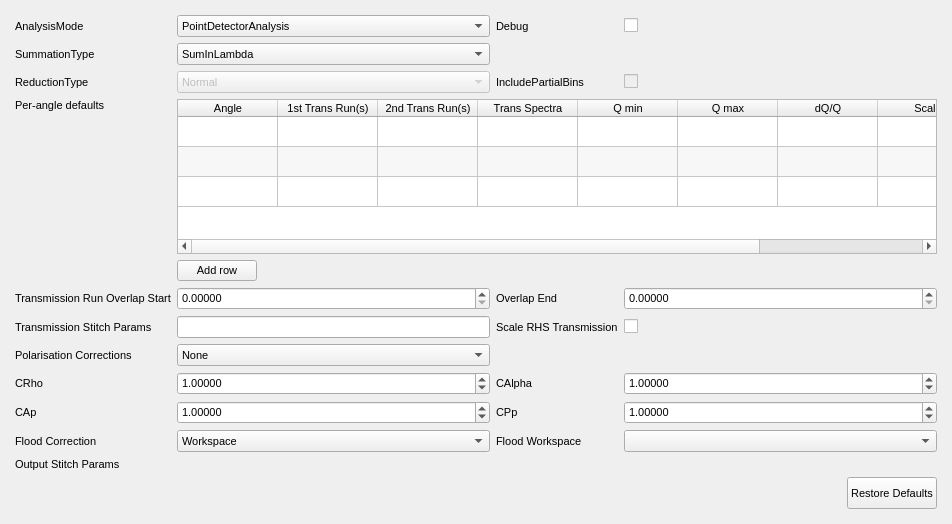
Before: the Qt Designer form qt/scientific_interfaces/ISISReflectometry/GUI/Experiment/ExperimentWidget.ui in mantidproject/mantid, drawn with Qt 5.
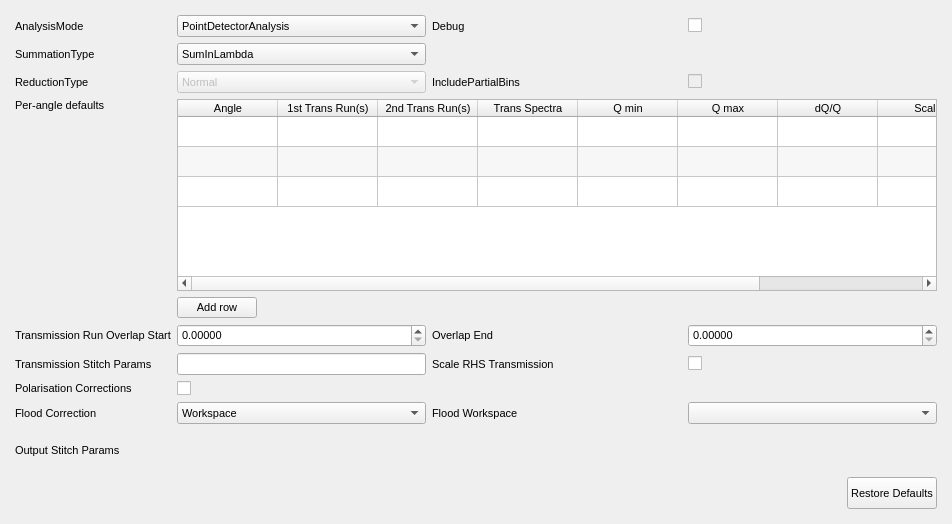
After: the same form once the commit is applied. Custom widgets are drawn as their Qt base class.

Diff of the .ui file:
```diff
--- a/qt/scientific_interfaces/ISISReflectometry/GUI/Experiment/ExperimentWidget.ui
+++ b/qt/scientific_interfaces/ISISReflectometry/GUI/Experiment/ExperimentWidget.ui
@@ -40,7 +40,7 @@
     <number>5</number>
    </property>
    <item>
-    <layout class="QGridLayout" name="expSettingsGrid" rowstretch="0,0,0,0,0,0,0,0,0,0,0,0,0,0,0,0,0" columnstretch="0,1,0,1,0">
+    <layout class="QGridLayout" name="expSettingsGrid" rowstretch="0,0,0,0,0,0,0,0,0,0,0,0,0,0,0" columnstretch="0,0,0,0">
      <property name="leftMargin">
       <number>10</number>
      </property>
@@ -53,56 +53,8 @@
      <property name="bottomMargin">
       <number>10</number>
      </property>
-     <item row="10" column="0">
-      <widget class="QLabel" name="polCorrLabel">
-       <property name="minimumSize">
-        <size>
-         <width>117</width>
-         <height>0</height>
-        </size>
-       </property>
-       <property name="text">
-        <string>Polarisation Corrections</string>
-       </property>
-      </widget>
-     </item>
-     <item row="8" column="0">
-      <widget class="QLabel" name="startOverlapLabel">
-       <property name="minimumSize">
-        <size>
-         <width>117</width>
-         <height>0</height>
-        </size>
-       </property>
-       <property name="text">
-        <string>Transmission Run Overlap Start</string>
-       </property>
-      </widget>
-     </item>
-     <item row="13" column="2">
-      <widget class="QLabel" name="floodWorkspaceWsSelectorLabel">
-       <property name="sizePolicy">
-        <sizepolicy hsizetype="MinimumExpanding" vsizetype="Preferred">
-         <horstretch>0</horstretch>
-         <verstretch>0</verstretch>
-        </sizepolicy>
-       </property>
-       <property name="minimumSize">
-        <size>
-         <width>117</width>
-         <height>0</height>
-        </size>
-       </property>
-       <property name="text">
-        <string>Flood Workspace</string>
-       </property>
-      </widget>
-     </item>
-     <item row="3" column="3">
-      <widget class="QCheckBox" name="includePartialBinsCheckBox">
-       <property name="enabled">
-        <bool>false</bool>
-       </property>
+     <item row="9" column="3">
+      <widget class="QCheckBox" name="transScaleRHSCheckBox">
        <property name="minimumSize">
         <size>
          <width>50</width>
@@ -114,49 +66,8 @@
        </property>
       </widget>
      </item>
-     <item row="9" column="2">
-      <widget class="QLabel" name="transmissionScaleRHSLabel">
-       <property name="minimumSize">
-        <size>
-         <width>117</width>
-         <height>0</height>
-        </size>
-       </property>
-       <property name="text">
-        <string>Scale RHS Transmission</string>
-       </property>
-      </widget>
-     </item>
-     <item row="3" column="1">
-      <widget class="QComboBox" name="reductionTypeComboBox">
-       <property name="enabled">
-        <bool>false</bool>
-       </property>
-       <property name="sizePolicy">
-        <sizepolicy hsizetype="Minimum" vsizetype="Fixed">
-         <horstretch>0</horstretch>
-         <verstretch>0</verstretch>
-        </sizepolicy>
-       </property>
-       <item>
-        <property name="text">
-         <string>Normal</string>
-        </property>
-       </item>
-       <item>
-        <property name="text">
-         <string>DivergentBeam</string>
-        </property>
-       </item>
-       <item>
-        <property name="text">
-         <string>NonFlatSample</string>
-        </property>
-       </item>
-      </widget>
-     </item>
      <item row="13" column="0">
-      <widget class="QLabel" name="floodCorLabel">
+      <widget class="QLabel" name="stitchLabel">
        <property name="minimumSize">
         <size>
          <width>117</width>
@@ -164,20 +75,69 @@
         </size>
        </property>
        <property name="text">
-        <string>Flood Correction</string>
+        <string>Output Stitch Params</string>
        </property>
       </widget>
      </item>
-     <item row="8" column="3">
-      <widget class="QDoubleSpinBox" name="endOverlapEdit">
+     <item row="1" column="2">
+      <widget class="QLabel" name="debugLabel">
        <property name="minimumSize">
         <size>
-         <width>50</width>
+         <width>117</width>
          <height>0</height>
         </size>
        </property>
-       <property name="decimals">
-        <number>5</number>
+       <property name="text">
+        <string>Debug</string>
+       </property>
+      </widget>
+     </item>
+     <item row="2" column="0">
+      <widget class="QLabel" name="summationTypeLabel">
+       <property name="minimumSize">
+        <size>
+         <width>117</width>
+         <height>0</height>
+        </size>
+       </property>
+       <property name="text">
+        <string>SummationType</string>
+       </property>
+      </widget>
+     </item>
+     <item row="14" column="3">
+      <widget class="QPushButton" name="getExpDefaultsButton">
+       <property name="sizePolicy">
+        <sizepolicy hsizetype="Fixed" vsizetype="Fixed">
+         <horstretch>0</horstretch>
+         <verstretch>0</verstretch>
+        </sizepolicy>
+       </property>
+       <property name="minimumSize">
+        <size>
+         <width>71</width>
+         <height>32</height>
+        </size>
+       </property>
+       <property name="layoutDirection">
+        <enum>Qt::RightToLeft</enum>
+       </property>
+       <property name="text">
+        <string>Restore Defaults</string>
+       </property>
+       <property name="fixedWidth" stdset="0">
+        <number>70</number>
+       </property>
+       <property name="fixedHeight" stdset="0">
+        <number>100</number>
+       </property>
+       <layout class="QHBoxLayout" name="getExpDefaultsButtonLayout"/>
+      </widget>
+     </item>
+     <item row="10" column="1">
+      <widget class="QCheckBox" name="polCorrCheckBox">
+       <property name="text">
+        <string/>
        </property>
       </widget>
      </item>
@@ -191,6 +151,35 @@
        </property>
       </widget>
      </item>
+     <item row="11" column="3">
+      <widget class="MantidQt::MantidWidgets::WorkspaceSelector" name="floodWorkspaceWsSelector">
+       <property name="sizePolicy">
+        <sizepolicy hsizetype="MinimumExpanding" vsizetype="Fixed">
+         <horstretch>0</horstretch>
+         <verstretch>0</verstretch>
+        </sizepolicy>
+       </property>
+       <property name="minimumSize">
+        <size>
+         <width>50</width>
+         <height>0</height>
+        </size>
+       </property>
+      </widget>
+     </item>
+     <item row="11" column="0">
+      <widget class="QLabel" name="floodCorLabel">
+       <property name="minimumSize">
+        <size>
+         <width>117</width>
+         <height>0</height>
+        </size>
+       </property>
+       <property name="text">
+        <string>Flood Correction</string>
+       </property>
+      </widget>
+     </item>
      <item row="1" column="1">
       <widget class="QComboBox" name="analysisModeComboBox">
        <property name="sizePolicy">
@@ -211,6 +200,51 @@
        </item>
       </widget>
      </item>
+     <item row="8" column="3">
+      <widget class="QDoubleSpinBox" name="endOverlapEdit">
+       <property name="minimumSize">
+        <size>
+         <width>50</width>
+         <height>0</height>
+        </size>
+       </property>
+       <property name="decimals">
+        <number>5</number>
+       </property>
+      </widget>
+     </item>
+     <item row="8" column="0">
+      <widget class="QLabel" name="startOverlapLabel">
+       <property name="minimumSize">
+        <size>
+         <width>117</width>
+         <height>0</height>
+        </size>
+       </property>
+       <property name="text">
+        <string>Transmission Run Overlap Start</string>
+       </property>
+      </widget>
+     </item>
+     <item row="11" column="2">
+      <widget class="QLabel" name="floodWorkspaceWsSelectorLabel">
+       <property name="sizePolicy">
+        <sizepolicy hsizetype="MinimumExpanding" vsizetype="Preferred">
+         <horstretch>0</horstretch>
+         <verstretch>0</verstretch>
+        </sizepolicy>
+       </property>
+       <property name="minimumSize">
+        <size>
+         <width>117</width>
+         <height>0</height>
+        </size>
+       </property>
+       <property name="text">
+        <string>Flood Workspace</string>
+       </property>
+      </widget>
+     </item>
      <item row="7" column="1">
       <widget class="QPushButton" name="addPerAngleOptionsButton">
        <property name="sizePolicy">
@@ -230,20 +264,182 @@
        </property>
       </widget>
      </item>
-     <item row="13" column="3">
-      <widget class="MantidQt::MantidWidgets::WorkspaceSelector" name="floodWorkspaceWsSelector">
+     <item row="10" column="0">
+      <widget class="QLabel" name="polCorrLabel">
+       <property name="minimumSize">
+        <size>
+         <width>117</width>
+         <height>0</height>
+        </size>
+       </property>
+       <property name="text">
+        <string>Polarisation Corrections</string>
+       </property>
+      </widget>
+     </item>
+     <item row="3" column="1">
+      <widget class="QComboBox" name="reductionTypeComboBox">
+       <property name="enabled">
+        <bool>false</bool>
+       </property>
+       <property name="sizePolicy">
+        <sizepolicy hsizetype="Minimum" vsizetype="Fixed">
+         <horstretch>0</horstretch>
+         <verstretch>0</verstretch>
+        </sizepolicy>
+       </property>
+       <item>
+        <property name="text">
+         <string>Normal</string>
+        </property>
+       </item>
+       <item>
+        <property name="text">
+         <string>DivergentBeam</string>
+        </property>
+       </item>
+       <item>
+        <property name="text">
+         <string>NonFlatSample</string>
+        </property>
+       </item>
+      </widget>
+     </item>
+     <item row="3" column="3">
+      <widget class="QCheckBox" name="includePartialBinsCheckBox">
+       <property name="enabled">
+        <bool>false</bool>
+       </property>
+       <property name="minimumSize">
+        <size>
+         <width>50</width>
+         <height>0</height>
+        </size>
+       </property>
+       <property name="text">
+        <string/>
+       </property>
+      </widget>
+     </item>
+     <item row="1" column="0">
+      <widget class="QLabel" name="analysisModeLabel">
+       <property name="minimumSize">
+        <size>
+         <width>117</width>
+         <height>0</height>
+        </size>
+       </property>
+       <property name="text">
+        <string>AnalysisMode</string>
+       </property>
+      </widget>
+     </item>
+     <item row="2" column="1">
+      <widget class="QComboBox" name="summationTypeComboBox">
+       <property name="sizePolicy">
+        <sizepolicy hsizetype="Minimum" vsizetype="Fixed">
+         <horstretch>0</horstretch>
+         <verstretch>0</verstretch>
+        </sizepolicy>
+       </property>
+       <item>
+        <property name="text">
+         <string>SumInLambda</string>
+        </property>
+       </item>
+       <item>
+        <property name="text">
+         <string>SumInQ</string>
+        </property>
+       </item>
+      </widget>
+     </item>
+     <item row="8" column="2">
+      <widget class="QLabel" name="endOverlapLabel">
+       <property name="minimumSize">
+        <size>
+         <width>117</width>
+         <height>0</height>
+        </size>
+       </property>
+       <property name="text">
+        <string>Overlap End</string>
+       </property>
+      </widget>
+     </item>
+     <item row="9" column="0">
+      <widget class="QLabel" name="transmissionStitchParamsLabel">
+       <property name="minimumSize">
+        <size>
+         <width>117</width>
+         <height>0</height>
+        </size>
+       </property>
+       <property name="text">
+        <string>Transmission Stitch Params</string>
+       </property>
+      </widget>
+     </item>
+     <item row="4" column="0">
+      <widget class="QLabel" name="perAngleTableLabel">
+       <property name="minimumSize">
+        <size>
+         <width>117</width>
+         <height>0</height>
+        </size>
+       </property>
+       <property name="text">
+        <string>Per-angle defaults</string>
+       </property>
+       <property name="alignment">
+        <set>Qt::AlignLeading|Qt::AlignLeft|Qt::AlignTop</set>
+       </property>
+      </widget>
+     </item>
+     <item row="11" column="1">
+      <widget class="QComboBox" name="floodCorComboBox">
        <property name="sizePolicy">
         <sizepolicy hsizetype="MinimumExpanding" vsizetype="Fixed">
          <horstretch>0</horstretch>
          <verstretch>0</verstretch>
         </sizepolicy>
        </property>
+       <item>
+        <property name="text">
+         <string>Workspace</string>
+        </property>
+       </item>
+       <item>
+        <property name="text">
+         <string>ParameterFile</string>
+        </property>
+       </item>
+      </widget>
+     </item>
+     <item row="3" column="0">
+      <widget class="QLabel" name="reductionTypeLabel">
+       <property name="minimumSize">
+        <size>
+         <width>117</width>
+         <height>0</height>
+        </size>
+       </property>
+       <property name="text">
+        <string>ReductionType</string>
+       </property>
+      </widget>
+     </item>
+     <item row="1" column="3">
+      <widget class="QCheckBox" name="debugCheckBox">
        <property name="minimumSize">
         <size>
          <width>50</width>
          <height>0</height>
         </size>
        </property>
+       <property name="text">
+        <string/>
+       </property>
       </widget>
      </item>
      <item row="4" column="1" rowspan="3" colspan="3">
@@ -355,21 +551,8 @@
        </column>
       </widget>
      </item>
-     <item row="1" column="3">
-      <widget class="QCheckBox" name="debugCheckBox">
-       <property name="minimumSize">
-        <size>
-         <width>50</width>
-         <height>0</height>
-        </size>
-       </property>
-       <property name="text">
-        <string/>
-       </property>
-      </widget>
-     </item>
-     <item row="11" column="2">
-      <widget class="QLabel" name="CAlphaLabel">
+     <item row="9" column="2">
+      <widget class="QLabel" name="transmissionScaleRHSLabel">
        <property name="minimumSize">
         <size>
          <width>117</width>
@@ -377,17 +560,7 @@
         </size>
        </property>
        <property name="text">
-        <string>CAlpha</string>
-       </property>
-      </widget>
-     </item>
-     <item row="9" column="1">
-      <widget class="QLineEdit" name="transStitchParamsEdit">
-       <property name="sizePolicy">
-        <sizepolicy hsizetype="Minimum" vsizetype="Fixed">
-         <horstretch>0</horstretch>
-         <verstretch>0</verstretch>
-        </sizepolicy>
+        <string>Scale RHS Transmission</string>
        </property>
       </widget>
      </item>
@@ -404,326 +577,14 @@
        </property>
       </widget>
      </item>
-     <item row="3" column="0">
-      <widget class="QLabel" name="reductionTypeLabel">
-       <property name="minimumSize">
-        <size>
-         <width>117</width>
-         <height>0</height>
-        </size>
-       </property>
-       <property name="text">
-        <string>ReductionType</string>
-       </property>
-      </widget>
-     </item>
-     <item row="12" column="0">
-      <widget class="QLabel" name="CApLabel">
-       <property name="minimumSize">
-        <size>
-         <width>117</width>
-         <height>0</height>
-        </size>
-       </property>
-       <property name="text">
-        <string>CAp</string>
-       </property>
-      </widget>
-     </item>
-     <item row="13" column="1">
-      <widget class="QComboBox" name="floodCorComboBox">
+     <item row="9" column="1">
+      <widget class="QLineEdit" name="transStitchParamsEdit">
        <property name="sizePolicy">
-        <sizepolicy hsizetype="MinimumExpanding" vsizetype="Fixed">
-         <horstretch>0</horstretch>
-         <verstretch>0</verstretch>
-        </sizepolicy>
-       </property>
-       <item>
-        <property name="text">
-         <string>Workspace</string>
-        </property>
-       </item>
-       <item>
-        <property name="text">
-         <string>ParameterFile</string>
-        </property>
-       </item>
-      </widget>
-     </item>
-     <item row="1" column="0">
-      <widget class="QLabel" name="analysisModeLabel">
-       <property name="minimumSize">
-        <size>
-         <width>117</width>
-         <height>0</height>
-        </size>
-       </property>
-       <property name="text">
-        <string>AnalysisMode</string>
-       </property>
-      </widget>
-     </item>
-     <item row="12" column="1">
-      <widget class="QDoubleSpinBox" name="CApEdit">
-       <property name="decimals">
-        <number>5</number>
-       </property>
-       <property name="maximum">
-        <double>100000.000000000000000</double>
-       </property>
-       <property name="value">
-        <double>1.000000000000000</double>
-       </property>
-      </widget>
-     </item>
-     <item row="2" column="1">
-      <widget class="QComboBox" name="summationTypeComboBox">
-       <property name="sizePolicy">
         <sizepolicy hsizetype="Minimum" vsizetype="Fixed">
          <horstretch>0</horstretch>
          <verstretch>0</verstretch>
         </sizepolicy>
        </property>
-       <item>
-        <property name="text">
-         <string>SumInLambda</string>
-        </property>
-       </item>
-       <item>
-        <property name="text">
-         <string>SumInQ</string>
-        </property>
-       </item>
-      </widget>
-     </item>
-     <item row="10" column="1">
-      <widget class="QComboBox" name="polCorrComboBox">
-       <property name="sizePolicy">
-        <sizepolicy hsizetype="Minimum" vsizetype="Fixed">
-         <horstretch>0</horstretch>
-         <verstretch>0</verstretch>
-        </sizepolicy>
-       </property>
-       <item>
-        <property name="text">
-         <string>None</string>
-        </property>
-       </item>
-       <item>
-        <property name="text">
-         <string>PA</string>
-        </property>
-       </item>
-       <item>
-        <property name="text">
-         <string>PNR</string>
-        </property>
-       </item>
-       <item>
-        <property name="text">
-         <string>ParameterFile</string>
-        </property>
-       </item>
-      </widget>
-     </item>
-     <item row="11" column="0">
-      <widget class="QLabel" name="CRhoLabel">
-       <property name="minimumSize">
-        <size>
-         <width>117</width>
-         <height>0</height>
-        </size>
-       </property>
-       <property name="text">
-        <string>CRho</string>
-       </property>
-      </widget>
-     </item>
-     <item row="11" column="1">
-      <widget class="QDoubleSpinBox" name="CRhoEdit">
-       <property name="decimals">
-        <number>5</number>
-       </property>
-       <property name="maximum">
-        <double>100000.000000000000000</double>
-       </property>
-       <property name="value">
-        <double>1.000000000000000</double>
-       </property>
-      </widget>
-     </item>
-     <item row="8" column="2">
-      <widget class="QLabel" name="endOverlapLabel">
-       <property name="minimumSize">
-        <size>
-         <width>117</width>
-         <height>0</height>
-        </size>
-       </property>
-       <property name="text">
-        <string>Overlap End</string>
-       </property>
-      </widget>
-     </item>
-     <item row="4" column="0">
-      <widget class="QLabel" name="perAngleTableLabel">
-       <property name="minimumSize">
-        <size>
-         <width>117</width>
-         <height>0</height>
-        </size>
-       </property>
-       <property name="text">
-        <string>Per-angle defaults</string>
-       </property>
-       <property name="alignment">
-        <set>Qt::AlignLeading|Qt::AlignLeft|Qt::AlignTop</set>
-       </property>
-      </widget>
-     </item>
-     <item row="12" column="2">
-      <widget class="QLabel" name="CPpLabel">
-       <property name="minimumSize">
-        <size>
-         <width>117</width>
-         <height>0</height>
-        </size>
-       </property>
-       <property name="text">
-        <string>CPp</string>
-       </property>
-      </widget>
-     </item>
-     <item row="9" column="0">
-      <widget class="QLabel" name="transmissionStitchParamsLabel">
-       <property name="minimumSize">
-        <size>
-         <width>117</width>
-         <height>0</height>
-        </size>
-       </property>
-       <property name="text">
-        <string>Transmission Stitch Params</string>
-       </property>
-      </widget>
-     </item>
-     <item row="15" column="0">
-      <widget class="QLabel" name="stitchLabel">
-       <property name="minimumSize">
-        <size>
-         <width>117</width>
-         <height>0</height>
-        </size>
-       </property>
-       <property name="text">
-        <string>Output Stitch Params</string>
-       </property>
-      </widget>
-     </item>
-     <item row="9" column="3">
-      <widget class="QCheckBox" name="transScaleRHSCheckBox">
-       <property name="minimumSize">
-        <size>
-         <width>50</width>
-         <height>0</height>
-        </size>
-       </property>
-       <property name="text">
-        <string/>
-       </property>
-      </widget>
-     </item>
-     <item row="1" column="2">
-      <widget class="QLabel" name="debugLabel">
-       <property name="minimumSize">
-        <size>
-         <width>117</width>
-         <height>0</height>
-        </size>
-       </property>
-       <property name="text">
-        <string>Debug</string>
-       </property>
-      </widget>
-     </item>
-     <item row="11" column="3">
-      <widget class="QDoubleSpinBox" name="CAlphaEdit">
-       <property name="minimumSize">
-        <size>
-         <width>50</width>
-         <height>0</height>
-        </size>
-       </property>
-       <property name="decimals">
-        <number>5</number>
-       </property>
-       <property name="maximum">
-        <double>100000.000000000000000</double>
-       </property>
-       <property name="value">
-        <double>1.000000000000000</double>
-       </property>
-      </widget>
-     </item>
-     <item row="2" column="0">
-      <widget class="QLabel" name="summationTypeLabel">
-       <property name="minimumSize">
-        <size>
-         <width>117</width>
-         <height>0</height>
-        </size>
-       </property>
-       <property name="text">
-        <string>SummationType</string>
-       </property>
-      </widget>
-     </item>
-     <item row="12" column="3">
-      <widget class="QDoubleSpinBox" name="CPpEdit">
-       <property name="minimumSize">
-        <size>
-         <width>50</width>
-         <height>0</height>
-        </size>
-       </property>
-       <property name="decimals">
-        <number>5</number>
-       </property>
-       <property name="maximum">
-        <double>100000.000000000000000</double>
-       </property>
-       <property name="value">
-        <double>1.000000000000000</double>
-       </property>
-      </widget>
-     </item>
-     <item row="16" column="3">
-      <widget class="QPushButton" name="getExpDefaultsButton">
-       <property name="sizePolicy">
-        <sizepolicy hsizetype="Fixed" vsizetype="Fixed">
-         <horstretch>0</horstretch>
-         <verstretch>0</verstretch>
-        </sizepolicy>
-       </property>
-       <property name="minimumSize">
-        <size>
-         <width>71</width>
-         <height>32</height>
-        </size>
-       </property>
-       <property name="layoutDirection">
-        <enum>Qt::RightToLeft</enum>
-       </property>
-       <property name="text">
-        <string>Restore Defaults</string>
-       </property>
-       <property name="fixedWidth" stdset="0">
-        <number>70</number>
-       </property>
-       <property name="fixedHeight" stdset="0">
-        <number>100</number>
-       </property>
-       <layout class="QHBoxLayout" name="getExpDefaultsButtonLayout"/>
       </widget>
      </item>
     </layout>
```
